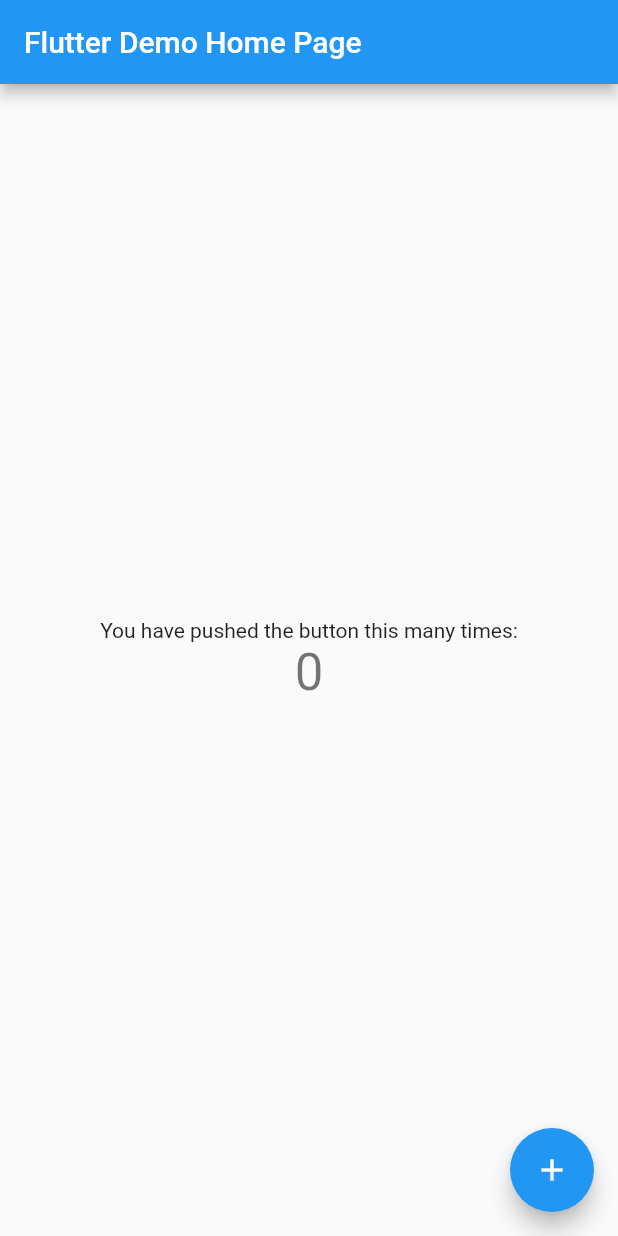
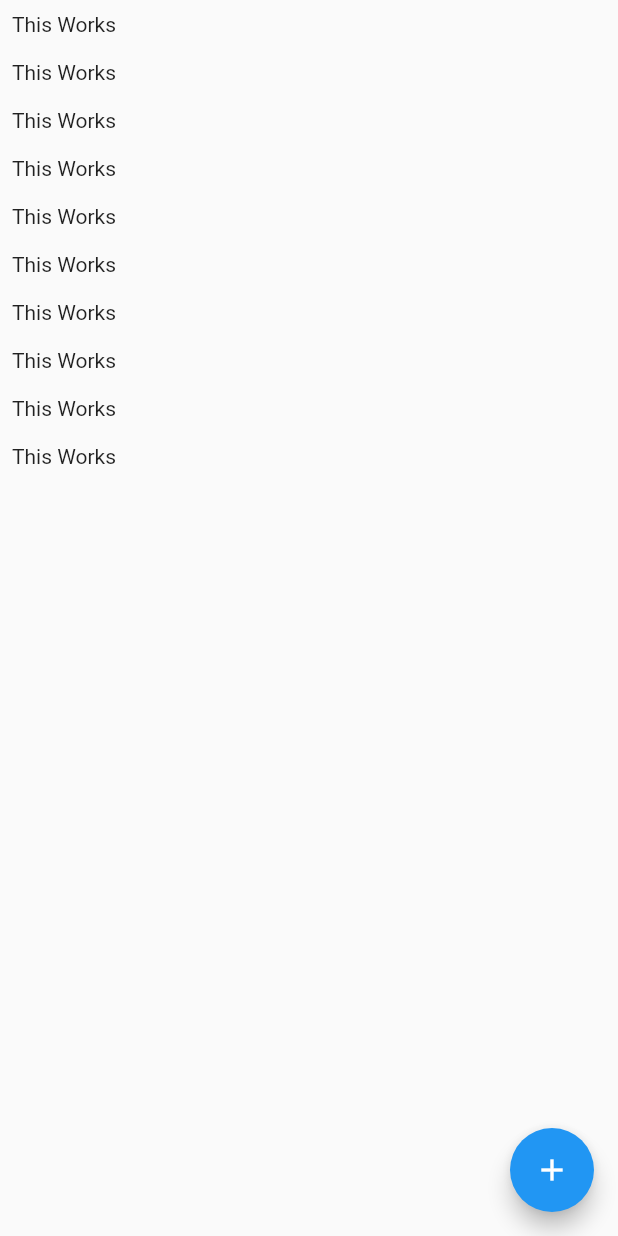
Before and after one commit to Blaezy/Chat_App, a Flutter app: the screen it shows after launch, on a phone screen of 412 x 824 dp. Run offline on Flutter 3.47's test engine with Material 2 defaults, Android fonts, the phone set to English and light mode, and no system bars; our stand-ins replace cloud_firestore, firebase_core; accounts and stored records are empty.

Commit message:
services added

```diff
--- a/lib/main.dart
+++ b/lib/main.dart
@@ -1,117 +1,55 @@
+import 'package:chat_app/screens/chat_screen.dart';
+import 'package:firebase_core/firebase_core.dart';
 import 'package:flutter/material.dart';
 
 void main() {
   runApp(MyApp());
 }
 
-class MyApp extends StatelessWidget {
+class MyApp extends StatefulWidget {
   // This widget is the root of your application.
   @override
-  Widget build(BuildContext context) {
-    return MaterialApp(
-      title: 'Flutter Demo',
-      theme: ThemeData(
-        // This is the theme of your application.
-        //
-        // Try running your application with "flutter run". You'll see the
-        // application has a blue toolbar. Then, without quitting the app, try
-        // changing the primarySwatch below to Colors.green and then invoke
-        // "hot reload" (press "r" in the console where you ran "flutter run",
-        // or simply save your changes to "hot reload" in a Flutter IDE).
-        // Notice that the counter didn't reset back to zero; the application
-        // is not restarted.
-        primarySwatch: Colors.blue,
-        // This makes the visual density adapt to the platform that you run
-        // the app on. For desktop platforms, the controls will be smaller and
-        // closer together (more dense) than on mobile platforms.
-        visualDensity: VisualDensity.adaptivePlatformDensity,
-      ),
-      home: MyHomePage(title: 'Flutter Demo Home Page'),
-    );
-  }
+  _MyAppState createState() => _MyAppState();
 }
 
-class MyHomePage extends StatefulWidget {
-  MyHomePage({Key key, this.title}) : super(key: key);
+class _MyAppState extends State<MyApp> {
+  // Set default `_initialized` and `_error` state to false
+  bool _initialized = false;
+  bool _error = false;
 
-  // This widget is the home page of your application. It is stateful, meaning
-  // that it has a State object (defined below) that contains fields that affect
-  // how it looks.
-
-  // This class is the configuration for the state. It holds the values (in this
-  // case the title) provided by the parent (in this case the App widget) and
-  // used by the build method of the State. Fields in a Widget subclass are
-  // always marked "final".
-
-  final String title;
+  // Define an async function to initialize FlutterFire
+  void initializeFlutterFire() async {
+    try {
+      // Wait for Firebase to initialize and set `_initialized` state to true
+      await Firebase.initializeApp();
+      setState(() {
+        _initialized = true;
+      });
+    } catch (e) {
+      // Set `_error` state to true if Firebase initialization fails
+      setState(() {
+        _error = true;
+      });
+    }
+  }
 
   @override
-  _MyHomePageState createState() => _MyHomePageState();
-}
-
-class _MyHomePageState extends State<MyHomePage> {
-  int _counter = 0;
-
-  void _incrementCounter() {
-    setState(() {
-      // This call to setState tells the Flutter framework that something has
-      // changed in this State, which causes it to rerun the build method below
-      // so that the display can reflect the updated values. If we changed
-      // _counter without calling setState(), then the build method would not be
-      // called again, and so nothing would appear to happen.
-      _counter++;
-    });
+  void initState() {
+    initializeFlutterFire();
+    super.initState();
   }
 
   @override
   Widget build(BuildContext context) {
-    // This method is rerun every time setState is called, for instance as done
-    // by the _incrementCounter method above.
-    //
-    // The Flutter framework has been optimized to make rerunning build methods
-    // fast, so that you can just rebuild anything that needs updating rather
-    // than having to individually change instances of widgets.
-    return Scaffold(
-      appBar: AppBar(
-        // Here we take the value from the MyHomePage object that was created by
-        // the App.build method, and use it to set our appbar title.
-        title: Text(widget.title),
-      ),
-      body: Center(
-        // Center is a layout widget. It takes a single child and positions it
-        // in the middle of the parent.
-        child: Column(
-          // Column is also a layout widget. It takes a list of children and
-          // arranges them vertically. By default, it sizes itself to fit its
-          // children horizontally, and tries to be as tall as its parent.
-          //
-          // Invoke "debug painting" (press "p" in the console, choose the
-          // "Toggle Debug Paint" action from the Flutter Inspector in Android
-          // Studio, or the "Toggle Debug Paint" command in Visual Studio Code)
-          // to see the wireframe for each widget.
-          //
-          // Column has various properties to control how it sizes itself and
-          // how it positions its children. Here we use mainAxisAlignment to
-          // center the children vertically; the main axis here is the vertical
-          // axis because Columns are vertical (the cross axis would be
-          // horizontal).
-          mainAxisAlignment: MainAxisAlignment.center,
-          children: <Widget>[
-            Text(
-              'You have pushed the button this many times:',
+    return _initialized
+        ? MaterialApp(
+            title: 'Flutter chat',
+            theme: ThemeData(
+              primarySwatch: Colors.blue,
+              visualDensity: VisualDensity.adaptivePlatformDensity,
             ),
-            Text(
-              '$_counter',
-              style: Theme.of(context).textTheme.headline4,
-            ),
-          ],
-        ),
-      ),
-      floatingActionButton: FloatingActionButton(
-        onPressed: _incrementCounter,
-        tooltip: 'Increment',
-        child: Icon(Icons.add),
-      ), // This trailing comma makes auto-formatting nicer for build methods.
-    );
+            home: ChatScreen(),
+          )
+        : Center(child: CircularProgressIndicator());
   }
 }
--- /dev/null
+++ b/lib/screens/chat_screen.dart
@@ -0,0 +1,32 @@
+import 'package:flutter/material.dart';
+import 'package:cloud_firestore/cloud_firestore.dart';
+import 'package:firebase_core/firebase_core.dart';
+
+class ChatScreen extends StatelessWidget {
+  @override
+  Widget build(BuildContext context) {
+    print('hello');
+
+    return Scaffold(
+      body: ListView.builder(
+          itemCount: 10,
+          itemBuilder: (ctx, index) => Container(
+                padding: EdgeInsets.all(8),
+                child: Text('This Works'),
+              )),
+      floatingActionButton: FloatingActionButton(
+          onPressed: () {
+            //await Firebase.initializeApp();
+            FirebaseFirestore.instance
+                .collection('chats/TgW7GNGusQUvGUGbbPUY/messages')
+                .snapshots()
+                .listen((data) {
+              data.docs.forEach((element) {
+                print(element.data()['text']);
+              });
+            });
+          },
+          child: Icon(Icons.add)),
+    );
+  }
+}
--- a/pubspec.yaml
+++ b/pubspec.yaml
@@ -28,6 +28,9 @@ dependencies:
   # The following adds the Cupertino Icons font to your application.
   # Use with the CupertinoIcons class for iOS style icons.
   cupertino_icons: ^0.1.3
+  cloud_firestore: ^0.14.0+2
+  firebase: ^7.3.0
+  firebase_core: ^0.5.0
 
 dev_dependencies:
   flutter_test:
```
Also changed, not shown: lib/screens/auth_screen.dart (added), pubspec.lock, 3 other files.
